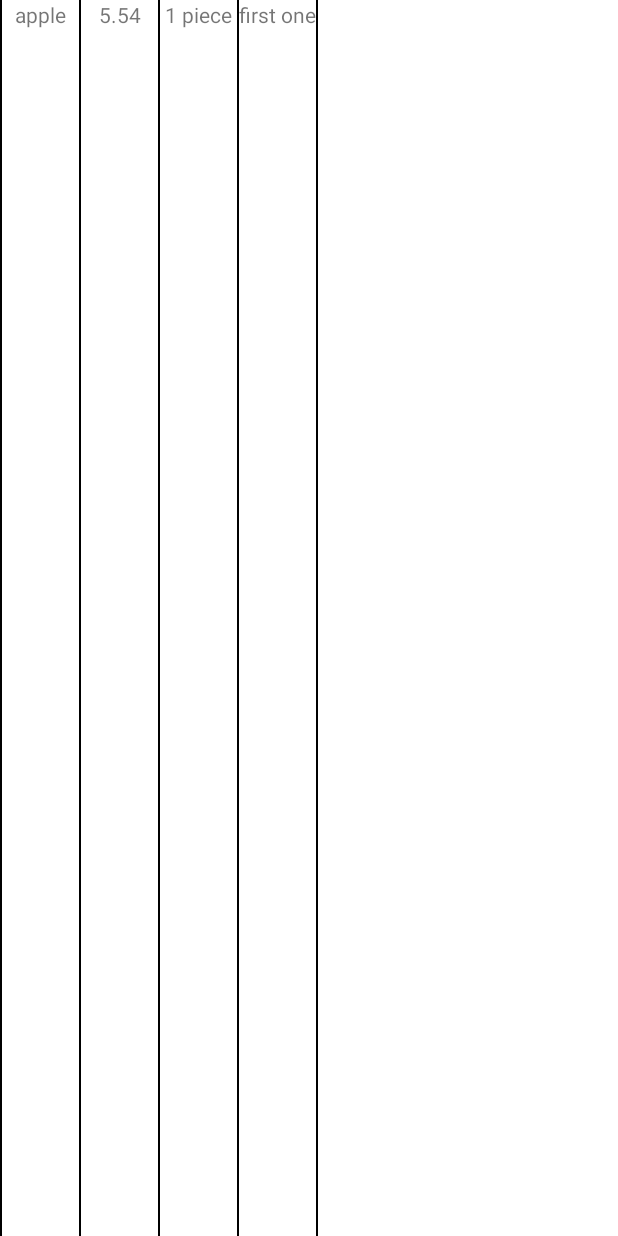
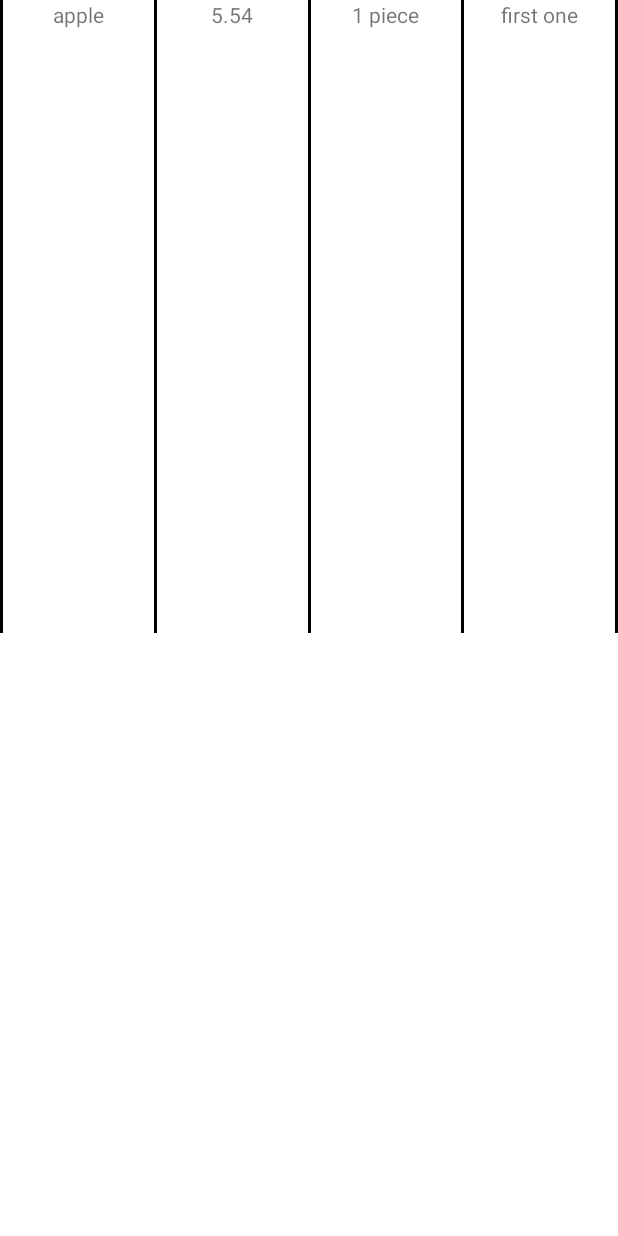
Before and after one commit to yerlansarsenov/ChefAssistantApp, an Android app: the layout it_ingredient.xml on its own in the app's theme, with its tools: preview values and no code run, on a phone screen of 412 x 824 dp. Run offline under Robolectric (Android 15) with nearby library versions, the phone set to English and light mode, and no system bars; network calls fail; Roboto replaces fonts that are not available here.

Commit message:
table improved

```diff
--- a/presentation/src/main/res/layout/it_ingredient.xml
+++ b/presentation/src/main/res/layout/it_ingredient.xml
@@ -1,17 +1,18 @@
 <?xml version="1.0" encoding="utf-8"?>
 <androidx.constraintlayout.widget.ConstraintLayout xmlns:android="http://schemas.android.com/apk/res/android"
-    android:layout_width="wrap_content"
+    android:layout_width="match_parent"
     android:layout_height="wrap_content"
     xmlns:app="http://schemas.android.com/apk/res-auto"
     xmlns:tools="http://schemas.android.com/tools">
 
     <View
         android:id="@+id/first_column"
-        android:layout_width="1dp"
+        android:layout_width="2dp"
         android:layout_height="wrap_content"
         android:background="@color/black"
         app:layout_constraintLeft_toLeftOf="parent"
-        app:layout_constraintTop_toTopOf="parent"
+        app:layout_constraintTop_toTopOf="@id/ingredient_name"
+        app:layout_constraintBottom_toBottomOf="@id/ingredient_name"
         />
 
     <androidx.appcompat.widget.AppCompatTextView
@@ -22,17 +23,19 @@
         app:layout_constraintTop_toTopOf="parent"
         app:layout_constraintRight_toLeftOf="@id/second_column"
         tools:text="apple"
+        android:gravity="center_horizontal"
         app:layout_constrainedWidth="true"
         />
 
     <View
         android:id="@+id/second_column"
-        android:layout_width="1dp"
+        android:layout_width="2dp"
         android:layout_height="wrap_content"
         android:background="@color/black"
         app:layout_constraintLeft_toRightOf="@id/first_column"
         app:layout_constraintRight_toLeftOf="@id/third_column"
-        app:layout_constraintTop_toTopOf="parent"
+        app:layout_constraintTop_toTopOf="@id/ingredient_amount"
+        app:layout_constraintBottom_toBottomOf="@id/ingredient_amount"
         />
 
     <androidx.appcompat.widget.AppCompatTextView
@@ -43,17 +46,19 @@
         app:layout_constraintTop_toTopOf="parent"
         app:layout_constraintRight_toLeftOf="@id/third_column"
         tools:text="5.54"
+        android:gravity="center_horizontal"
         app:layout_constrainedWidth="true"
         />
 
     <View
         android:id="@+id/third_column"
-        android:layout_width="1dp"
+        android:layout_width="2dp"
         android:layout_height="wrap_content"
         android:background="@color/black"
         app:layout_constraintLeft_toRightOf="@id/second_column"
         app:layout_constraintRight_toLeftOf="@id/four_column"
-        app:layout_constraintTop_toTopOf="parent"
+        app:layout_constraintTop_toTopOf="@id/ingredient_unit"
+        app:layout_constraintBottom_toBottomOf="@id/ingredient_unit"
         />
 
     <androidx.appcompat.widget.AppCompatTextView
@@ -64,17 +69,19 @@
         app:layout_constraintTop_toTopOf="parent"
         app:layout_constraintRight_toLeftOf="@id/four_column"
         tools:text="1 piece"
+        android:gravity="center_horizontal"
         app:layout_constrainedWidth="true"
         />
 
     <View
         android:id="@+id/four_column"
-        android:layout_width="1dp"
+        android:layout_width="2dp"
         android:layout_height="wrap_content"
         android:background="@color/black"
         app:layout_constraintLeft_toRightOf="@id/third_column"
         app:layout_constraintRight_toLeftOf="@id/fifth_column"
-        app:layout_constraintTop_toTopOf="parent"
+        app:layout_constraintTop_toTopOf="@id/ingredient_consistency"
+        app:layout_constraintBottom_toBottomOf="@id/ingredient_consistency"
         />
 
     <androidx.appcompat.widget.AppCompatTextView
@@ -85,16 +92,18 @@
         app:layout_constraintTop_toTopOf="parent"
         app:layout_constraintRight_toLeftOf="@id/fifth_column"
         tools:text="first one"
+        android:gravity="center_horizontal"
         app:layout_constrainedWidth="true"
         />
 
     <View
         android:id="@+id/fifth_column"
-        android:layout_width="1dp"
+        android:layout_width="2dp"
         android:layout_height="wrap_content"
         android:background="@color/black"
-        app:layout_constraintTop_toTopOf="parent"
+        app:layout_constraintTop_toTopOf="@id/ingredient_consistency"
         app:layout_constraintRight_toRightOf="parent"
+        app:layout_constraintBottom_toBottomOf="@id/ingredient_consistency"
         />
 
 </androidx.constraintlayout.widget.ConstraintLayout>
```
Also changed, not shown: 1 other file.
